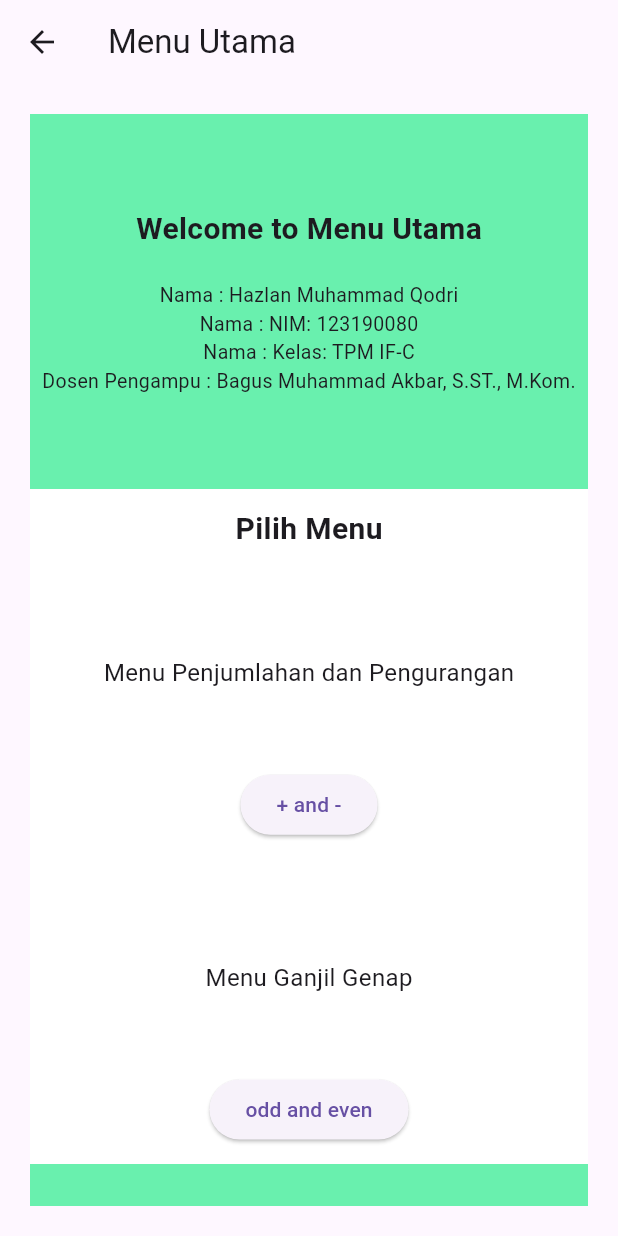
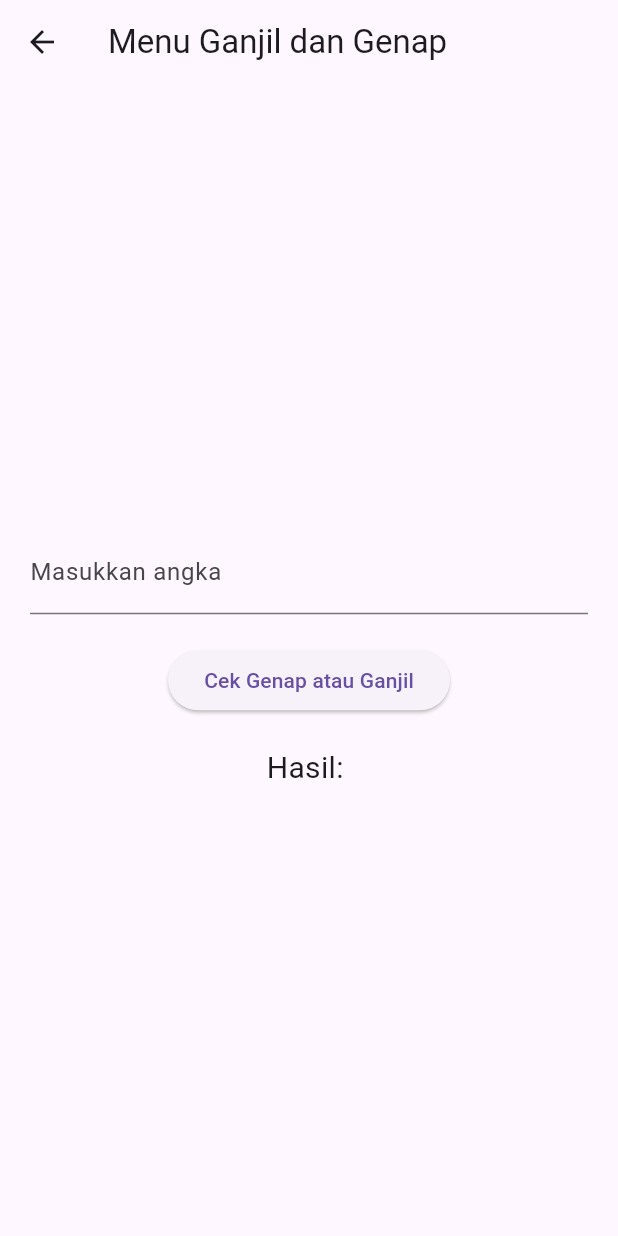
Before and after one commit to hzlnqodrey/tugas1_tpm, a Flutter app: the SecondScreen screen opened directly, after a tap on "odd and even", on a phone screen of 412 x 824 dp. Run offline on Flutter 3.47's test engine with Material 3 defaults, Android fonts, the phone set to English and light mode, and no system bars.

Commit message:
Menu Ganjil dan Genap done

```diff
--- a/lib/views/MathAppOne.dart
+++ b/lib/views/MathAppOne.dart
@@ -54,6 +54,7 @@ class _MathPageOneState extends State<MathPageOne> {
       body: Padding(
         padding: const EdgeInsets.all(20.0),
         child: Column(
+          mainAxisAlignment: MainAxisAlignment.center,
           children: [
             TextField(
               controller: num1Controller,
@@ -62,6 +63,7 @@ class _MathPageOneState extends State<MathPageOne> {
                 labelText: 'Angka Pertama',
               ),
             ),
+            SizedBox(height: 20),
             TextField(
               controller: num2Controller,
               keyboardType: TextInputType.number,
@@ -69,9 +71,7 @@ class _MathPageOneState extends State<MathPageOne> {
                 labelText: 'Angka Kedua',
               ),
             ),
-            SizedBox(
-              height: 20,
-            ),
+            SizedBox(height: 20),
             ElevatedButton(
               onPressed: () {
                 int num1 = int.parse(num1Controller.text);
@@ -82,6 +82,7 @@ class _MathPageOneState extends State<MathPageOne> {
               },
               child: Text('Penjumlahan'),
             ),
+            SizedBox(height: 20),
             ElevatedButton(
               onPressed: () {
                 int num1 = int.parse(num1Controller.text);
--- /dev/null
+++ b/lib/views/MathAppTwo.dart
@@ -0,0 +1,95 @@
+// ignore_for_file: prefer_const_constructors
+
+import 'package:flutter/material.dart';
+import 'package:tugastpm1_123190080_simpleapp/views/SecondScreen.dart';
+
+void main() {
+  runApp(MathAppTwo());
+}
+
+class MathAppTwo extends StatelessWidget {
+  MathAppTwo({super.key});
+
+  @override
+  Widget build(BuildContext context) {
+    return MaterialApp(
+      title: 'Menu Ganjil dan Genap',
+      theme: ThemeData(
+        primarySwatch: Colors.blue,
+        visualDensity: VisualDensity.adaptivePlatformDensity,
+      ),
+      home: MathPageTwo(),
+    );
+  }
+}
+
+class MathPageTwo extends StatefulWidget {
+  @override
+  _MathPageTwoState createState() => _MathPageTwoState();
+}
+
+class _MathPageTwoState extends State<MathPageTwo> {
+  TextEditingController num1Controller = TextEditingController();
+
+  String result = '';
+
+  void _Cek(BuildContext context) {
+    int angka = int.parse(num1Controller.text);
+    if (angka % 2 == 0) {
+      setState(() {
+        result = 'Genap';
+      });
+    } else {
+      setState(() {
+        result = 'Ganjil';
+      });
+    }
+  }
+
+  @override
+  Widget build(BuildContext context) {
+    return SafeArea(
+        child: Scaffold(
+      appBar: AppBar(
+        leading: IconButton(
+          icon: Icon(Icons.arrow_back),
+          onPressed: () {
+            Navigator.push(
+              context,
+              MaterialPageRoute(builder: (context) {
+                return SecondScreen();
+              }),
+            );
+          },
+        ),
+        title: Text('Menu Ganjil dan Genap'),
+      ),
+      body: Padding(
+          padding: const EdgeInsets.all(20.0),
+          child: Column(
+            mainAxisAlignment: MainAxisAlignment.center,
+            children: [
+              TextField(
+                controller: num1Controller,
+                keyboardType: TextInputType.number,
+                decoration: InputDecoration(
+                  labelText: 'Masukkan angka',
+                ),
+              ),
+              SizedBox(height: 20),
+              ElevatedButton(
+                onPressed: () {
+                  _Cek(context);
+                },
+                child: Text('Cek Genap atau Ganjil'),
+              ),
+              SizedBox(height: 20),
+              Text(
+                'Hasil: $result',
+                style: TextStyle(fontSize: 20),
+              )
+            ],
+          )),
+    ));
+  }
+}
--- a/lib/views/SecondScreen.dart
+++ b/lib/views/SecondScreen.dart
@@ -2,6 +2,7 @@
 
 import 'package:flutter/material.dart';
 import 'package:tugastpm1_123190080_simpleapp/views/MathAppOne.dart';
+import 'package:tugastpm1_123190080_simpleapp/views/MathAppTwo.dart';
 
 class SecondScreen extends StatelessWidget {
   SecondScreen({super.key});
@@ -89,7 +90,14 @@ class SecondScreen extends StatelessWidget {
                         ),
                         SizedBox(height: 3),
                         ElevatedButton(
-                          onPressed: () {},
+                          onPressed: () {
+                            Navigator.push(
+                              context,
+                              MaterialPageRoute(builder: (context) {
+                                return MathAppTwo();
+                              }),
+                            );
+                          },
                           child: Text("odd and even"),
                         ),
                       ],
```
